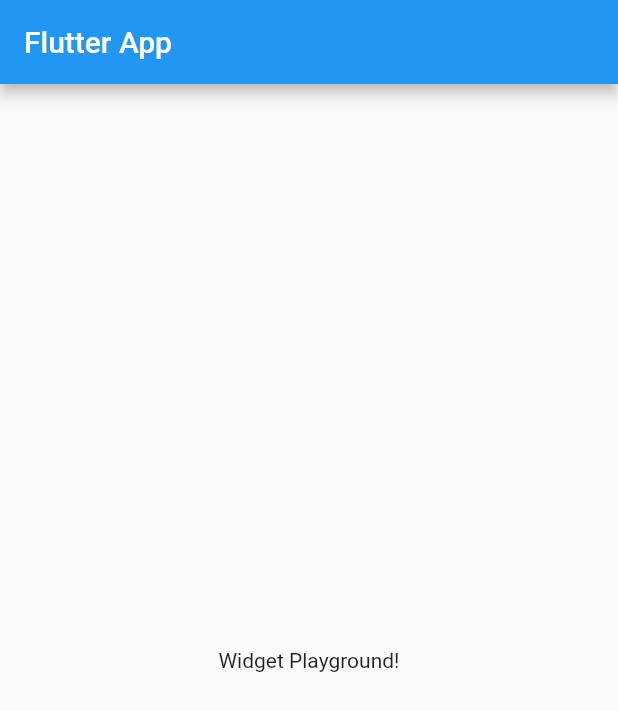
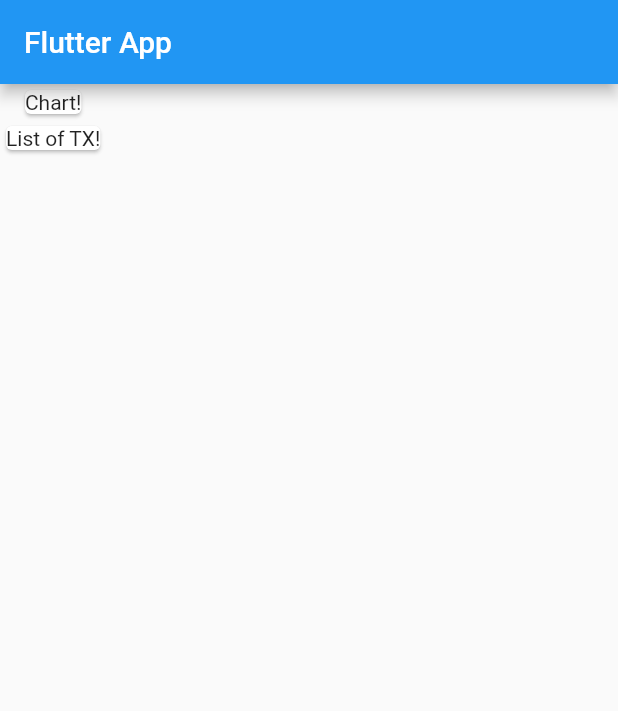
Before and after one commit to mouradcherif/expenseplanner, a Flutter app: the screen it shows after launch, on a phone screen of 412 x 824 dp. Shown: the top 711 px of the screen. Run offline on Flutter 3.47's test engine with Material 2 defaults, Android fonts, the light colour scheme and no system bars.

Commit message:
first commit

```diff
--- a/lib/main.dart
+++ b/lib/main.dart
@@ -6,7 +6,7 @@ class MyApp extends StatelessWidget {
   @override
   Widget build(BuildContext context) {
     return MaterialApp(
-      title: 'Flutter App',
+      title: 'ExP',
       home: MyHomePage(),
     );
   }
@@ -19,8 +19,15 @@ class MyHomePage extends StatelessWidget {
       appBar: AppBar(
         title: Text('Flutter App'),
       ),
-      body: Center(
-        child: Text('Widget Playground!'),
+      body: Column(
+        children: <Widget>[
+          Card(
+            child: Text('Chart!'),
+          ),
+          Card(
+            child: Text('List of TX!'),
+          ),
+        ],
       ),
     );
   }
```
